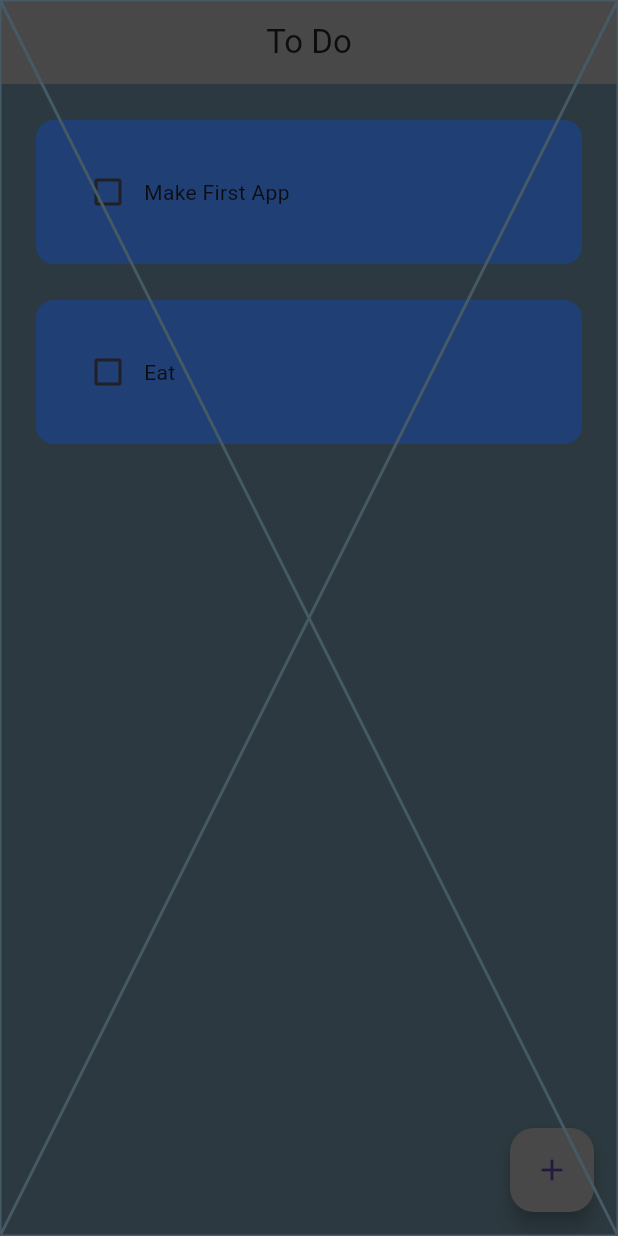
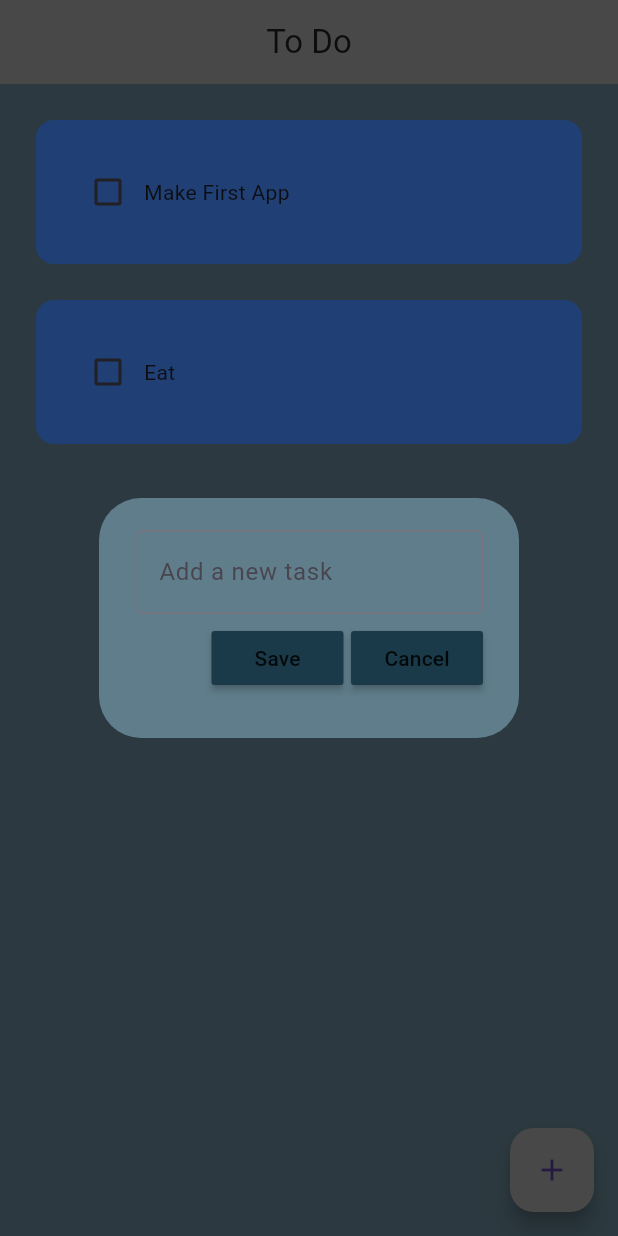
Before and after one commit to SolomonB127/ToDoNest, a Flutter app: the screen it shows after launch, after a tap on the "add" icon, on a phone screen of 412 x 824 dp. Run offline on Flutter 3.47's test engine with Material 3 defaults, Android fonts, the light colour scheme and no system bars.

Commit message:
Created a buttons.dart file which contains variable and widgets for the save and cancel buttons in dialog box

```diff
--- /dev/null
+++ b/lib/Components/buttons.dart
@@ -0,0 +1,18 @@
+import 'package:flutter/material.dart';
+
+class MyButtons extends StatelessWidget {
+  // Buttons variables
+  final String btnText;
+  final VoidCallback onPressed;
+
+  const MyButtons({super.key, required this.btnText, required this.onPressed});
+
+  @override
+  Widget build(BuildContext context) {
+    return MaterialButton(
+      onPressed: onPressed,
+      color: const Color.fromARGB(255, 26, 58, 73),
+      child: Text(btnText),
+    );
+  }
+}
--- a/lib/Components/dialog_box.dart
+++ b/lib/Components/dialog_box.dart
@@ -1,10 +1,38 @@
 import 'package:flutter/material.dart';
+import 'package:todo_nest/Components/buttons.dart';
 
 class DialogBox extends StatelessWidget {
   const DialogBox({super.key});
 
   @override
   Widget build(BuildContext context) {
-    return const Placeholder();
+    return AlertDialog(
+      backgroundColor: Colors.blueGrey,
+      content: SizedBox(
+        height: 120,
+        child: Column(
+          mainAxisAlignment: MainAxisAlignment.spaceEvenly,
+          children: <Widget>[
+            // Text field to input new task
+            const TextField(
+              decoration: InputDecoration(
+                  border: OutlineInputBorder(), hintText: "Add a new task"),
+            ),
+
+            // Buttons -> save and cancel
+            Row(
+              mainAxisAlignment: MainAxisAlignment.end,
+              children: [
+                MyButtons(btnText: "Save", onPressed: () {}),
+                const SizedBox(
+                  width: 5,
+                ),
+                MyButtons(btnText: "Cancel", onPressed: () {}),
+              ],
+            ),
+          ],
+        ),
+      ),
+    );
   }
 }
```
